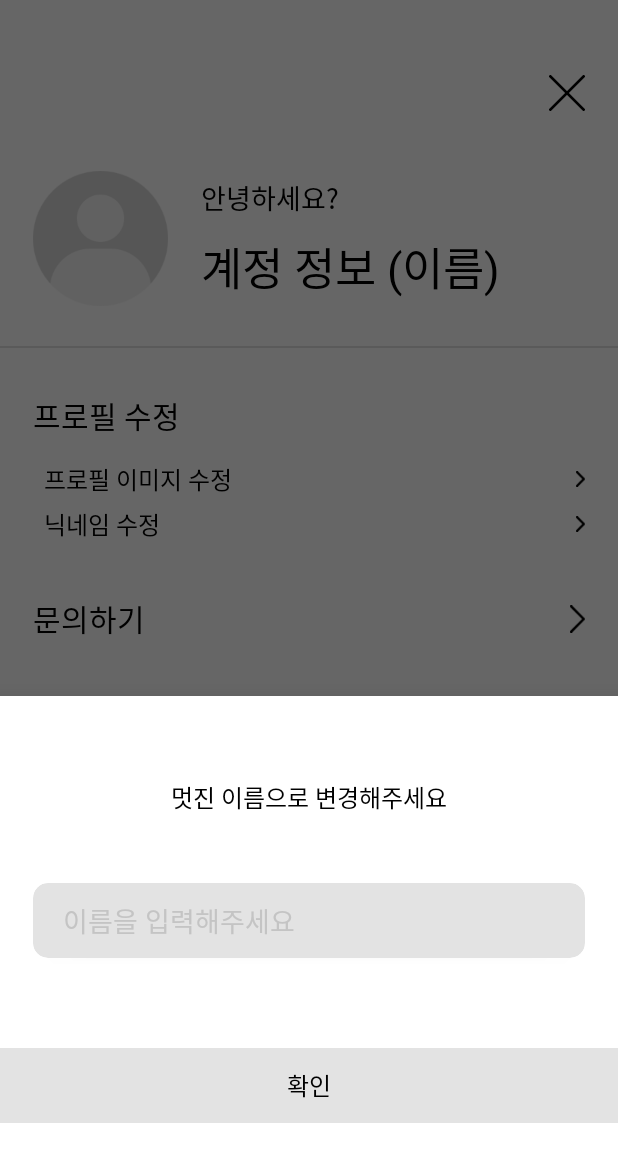
After one commit to Donggrami/Donggrami-Earth1round-AOS, an Android app: the fragment EditNameBottomSheetDialog placed in its activity, on a phone screen of 412 x 824 dp. The commit adds this screen. Shown: the top 1162 px of the screen. Run offline under Robolectric (Android 15) with nearby library versions, the phone set to English and light mode, and no system bars.

Commit message:
[Feat] add bottom sheet dialog

```diff
--- a/app/build.gradle
+++ b/app/build.gradle
@@ -41,6 +41,8 @@ dependencies {
 
     implementation 'androidx.core:core-ktx:1.7.0'
     implementation 'com.android.databinding:viewbinding:4.0.1'
+    implementation 'com.google.android.material:material:1.7.0-alpha02'
+    implementation 'com.google.android.material:material:1.6.1'
     implementation 'androidx.appcompat:appcompat:1.4.2'
     implementation 'com.google.android.material:material:1.6.1'
     implementation 'androidx.constraintlayout:constraintlayout:2.1.4'
--- /dev/null
+++ b/app/src/main/java/com/example/earth1round_aos/main/setting/EditNameBottomSheetDialog.kt
@@ -0,0 +1,22 @@
+package com.example.earth1round_aos.main.setting
+
+import android.os.Bundle
+import android.view.LayoutInflater
+import android.view.View
+import android.view.ViewGroup
+import com.example.earth1round_aos.databinding.FragmentEditNameBinding
+import com.google.android.material.bottomsheet.BottomSheetDialogFragment
+
+class EditNameBottomSheetDialog: BottomSheetDialogFragment() {
+    lateinit var binding: FragmentEditNameBinding
+
+    override fun onCreateView(
+        inflater: LayoutInflater,
+        container: ViewGroup?,
+        savedInstanceState: Bundle?
+    ): View? {
+        binding = FragmentEditNameBinding.inflate(inflater, container, false)
+
+        return binding.root
+    }
+}
--- a/app/src/main/res/layout/activity_setting.xml
+++ b/app/src/main/res/layout/activity_setting.xml
@@ -5,14 +5,6 @@
     android:layout_width="match_parent"
     android:layout_height="match_parent">
 
-    <TextView
-        android:layout_width="wrap_content"
-        android:layout_height="wrap_content"
-        android:text="ACTIVITY"
-        android:textColor="@color/black"
-        android:textSize="30sp"
-        app:layout_constraintStart_toStartOf="parent"
-        app:layout_constraintTop_toTopOf="parent"/>
 
     <ImageView
         android:id="@+id/setting_close_iv"
@@ -70,18 +62,6 @@
 
     </androidx.constraintlayout.widget.ConstraintLayout>
 
-
-    <!--    <ImageView-->
-    <!--        android:id="@+id/setting_logout_iv"-->
-    <!--        android:layout_width="100dp"-->
-    <!--        android:layout_height="39dp"-->
-    <!--        android:layout_marginTop="150dp"-->
-    <!--        android:layout_marginEnd="22dp"-->
-    <!--        android:src="@drawable/ic_logout"-->
-    <!--        app:layout_constraintEnd_toEndOf="parent"-->
-    <!--        app:layout_constraintTop_toBottomOf="@id/setting_close_iv"/>-->
-
-
     <View
         android:id="@+id/setting_profile_view"
         android:layout_width="0dp"
@@ -123,7 +103,7 @@
             app:layout_constraintTop_toBottomOf="@+id/setting_edit_profile_tv">
 
             <TextView
-                android:id="@+id/setting_edit_profile_img_"
+                android:id="@+id/setting_edit_profile_img_tv"
                 android:layout_width="wrap_content"
                 android:layout_height="wrap_content"
                 android:text="프로필 이미지 수정"
@@ -133,13 +113,13 @@
                 app:layout_constraintTop_toTopOf="parent"/>
 
             <ImageView
-                android:id="@+id/setting_edit_profile_img_arrow_"
+                android:id="@+id/setting_edit_profile_img_arrow_iv"
                 android:layout_width="6dp"
                 android:layout_height="12dp"
                 android:src="@drawable/ic_arrow_right_small"
                 app:layout_constraintEnd_toEndOf="parent"
-                app:layout_constraintTop_toTopOf="@+id/setting_edit_profile_img_"
-                app:layout_constraintBottom_toBottomOf="@+id/setting_edit_profile_img_"/>
+                app:layout_constraintTop_toTopOf="@+id/setting_edit_profile_img_tv"
+                app:layout_constraintBottom_toBottomOf="@+id/setting_edit_profile_img_tv"/>
 
         </androidx.constraintlayout.widget.ConstraintLayout>
 
--- /dev/null
+++ b/app/src/main/res/layout/fragment_edit_name.xml
@@ -0,0 +1,69 @@
+<?xml version="1.0" encoding="utf-8"?>
+<androidx.constraintlayout.widget.ConstraintLayout xmlns:android="http://schemas.android.com/apk/res/android"
+    android:layout_width="match_parent"
+    android:layout_height="wrap_content"
+    xmlns:app="http://schemas.android.com/apk/res-auto">
+
+    <TextView
+        android:id="@+id/bottom_edit_name_tv"
+        android:layout_width="wrap_content"
+        android:layout_height="wrap_content"
+        android:layout_marginTop="55dp"
+        android:text="멋진 이름으로 변경해주세요"
+        android:textSize="16sp"
+        android:textColor="@color/black"
+        app:layout_constraintStart_toStartOf="parent"
+        app:layout_constraintEnd_toEndOf="parent"
+        app:layout_constraintTop_toTopOf="parent"/>
+
+    <androidx.cardview.widget.CardView
+        android:id="@+id/bottom_edit_name_cv"
+        android:layout_width="match_parent"
+        android:layout_height="50dp"
+        app:cardCornerRadius="10dp"
+        android:backgroundTint="@color/light_gray"
+        android:layout_marginTop="45dp"
+        android:layout_marginStart="22dp"
+        android:layout_marginEnd="22dp"
+        app:layout_constraintStart_toStartOf="parent"
+        app:layout_constraintEnd_toEndOf="parent"
+        app:layout_constraintTop_toBottomOf="@+id/bottom_edit_name_tv">
+
+        <androidx.constraintlayout.widget.ConstraintLayout
+            android:id="@+id/bottom_edit_name_cl"
+            android:layout_width="match_parent"
+            android:layout_height="match_parent">
+
+            <TextView
+                android:id="@+id/bttom_edit_name_et"
+                android:layout_width="wrap_content"
+                android:layout_height="wrap_content"
+                android:layout_marginStart="20dp"
+                android:text="이름을 입력해주세요"
+                android:textColor="@color/dark_gray"
+                android:textSize="18sp"
+                app:layout_constraintTop_toTopOf="parent"
+                app:layout_constraintStart_toStartOf="parent"
+                app:layout_constraintBottom_toBottomOf="parent"/>
+
+        </androidx.constraintlayout.widget.ConstraintLayout>
+
+    </androidx.cardview.widget.CardView>
+
+    <TextView
+        android:id="@+id/bottom_edit_name_ok_tv"
+        android:layout_width="match_parent"
+        android:layout_height="50dp"
+        android:background="@color/light_gray"
+        android:layout_marginTop="60dp"
+        android:layout_marginBottom="75dp"
+        android:text="확인"
+        android:textColor="@color/black"
+        android:textSize="16sp"
+        android:textAlignment="center"
+        android:gravity="center"
+        app:layout_constraintStart_toStartOf="parent"
+        app:layout_constraintTop_toBottomOf="@+id/bottom_edit_name_cv"
+        app:layout_constraintBottom_toBottomOf="parent"/>
+
+</androidx.constraintlayout.widget.ConstraintLayout>
```
Also changed, not shown: app/src/main/java/com/example/earth1round_aos/main/setting/EditImgBottomSheetDialog.kt (added, +22 -0 lines), app/src/main/java/com/example/earth1round_aos/main/setting/SettingActivity.kt (+13 -2 lines), app/src/main/res/layout/fragment_edit_img.xml (added, +54 -0 lines).
